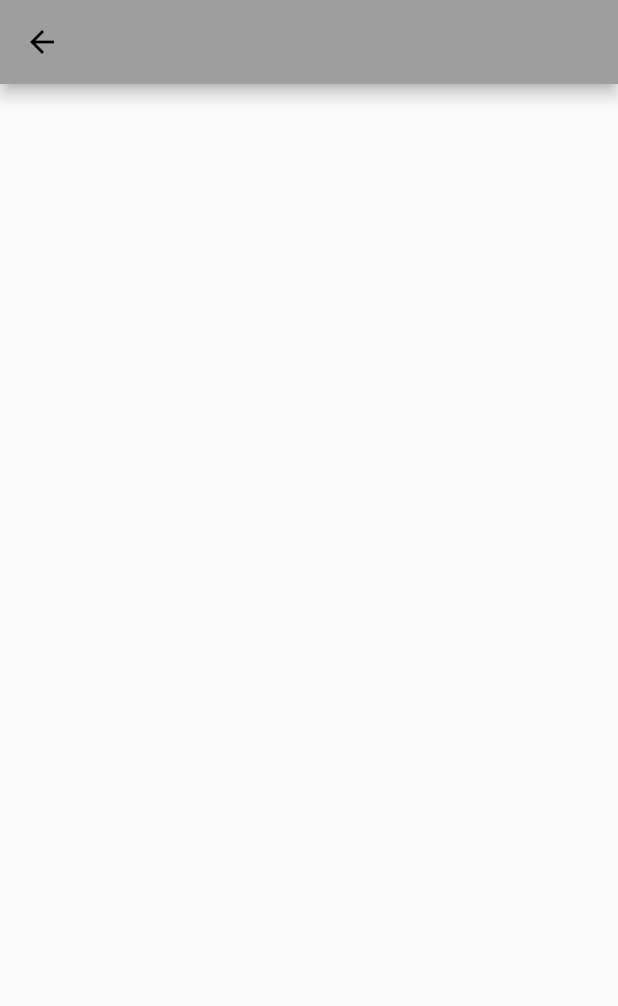
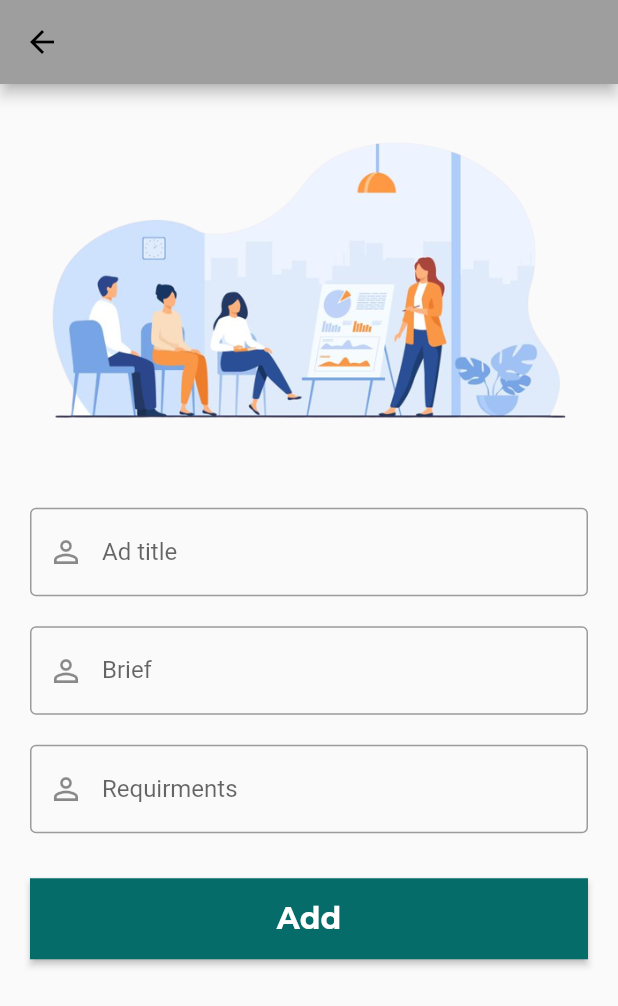
Before and after one commit to moh7dali/Jobology, a Flutter app: the AddNewTraining screen opened by its route, on a phone screen of 412 x 824 dp. Shown: the top 1006 px of the screen. Run offline on Flutter 3.47's test engine with Material 2 defaults, Android fonts, the phone set to English and light mode, and no system bars; our stand-ins replace cloud_firestore, curved_navigation_bar, firebase_auth, firebase_core, flutter_speed_dial, flutter_switch and 7 more; accounts and stored records are empty.

Commit message:
raghad update

```diff
--- a/lib/Screens/Company/AddNewTraining.dart
+++ b/lib/Screens/Company/AddNewTraining.dart
@@ -1,5 +1,6 @@
 import 'package:flutter/cupertino.dart';
 import 'package:flutter/material.dart';
+import 'package:google_fonts/google_fonts.dart';
 
 class AddNewTraining extends StatefulWidget {
   AddNewTraining({Key? key}) : super(key: key);
@@ -18,7 +19,59 @@ class _AddNewTrainingState extends State<AddNewTraining> {
           padding: EdgeInsets.all(20),
           child: Form(
               child: ListView(
-            children: [],
+            children: [
+              Image.asset("images/training.png"),
+              SizedBox(
+                height: 30,
+              ),
+              TextFormField(
+                decoration: const InputDecoration(
+                    prefixIcon: Icon(Icons.person_outline_outlined),
+                    labelText: 'Ad title',
+                    hintText: 'Enter Your Ad title',
+                    border: OutlineInputBorder()),
+                // controller: ,
+              ),
+              const SizedBox(
+                height: 20,
+              ),
+              TextFormField(
+                decoration: const InputDecoration(
+                    prefixIcon: Icon(Icons.person_outline_outlined),
+                    labelText: 'Brief',
+                    hintText: 'Enter a brief about job',
+                    border: OutlineInputBorder()),
+                // controller: ,
+              ),
+              const SizedBox(
+                height: 20,
+              ),
+              TextFormField(
+                decoration: const InputDecoration(
+                    prefixIcon: Icon(Icons.person_outline_outlined),
+                    labelText: 'Requirments',
+                    hintText: 'Add requirments',
+                    border: OutlineInputBorder()),
+                // controller: ,
+              ),
+              SizedBox(
+                height: 30,
+              ),
+              ElevatedButton(
+                style: OutlinedButton.styleFrom(
+                    backgroundColor: Color.fromARGB(255, 5, 108, 106),
+                    shape: RoundedRectangleBorder(),
+                    padding: EdgeInsets.symmetric(vertical: 15)),
+                onPressed: () {},
+                child: Text(
+                  "Add",
+                  style: GoogleFonts.montserrat(
+                      fontSize: 20,
+                      fontWeight: FontWeight.bold,
+                      color: Colors.white),
+                ),
+              ),
+            ],
           )),
         ),
       ),
```
Also changed, not shown: lib/Screens/Company/AddNewJob.dart (+52 -3 lines), images/jobCompany.png (added), images/training.png (added).
